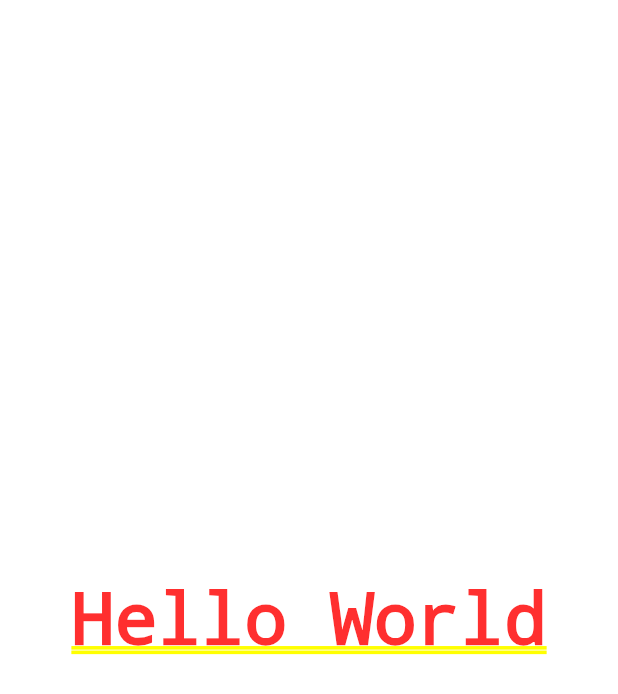
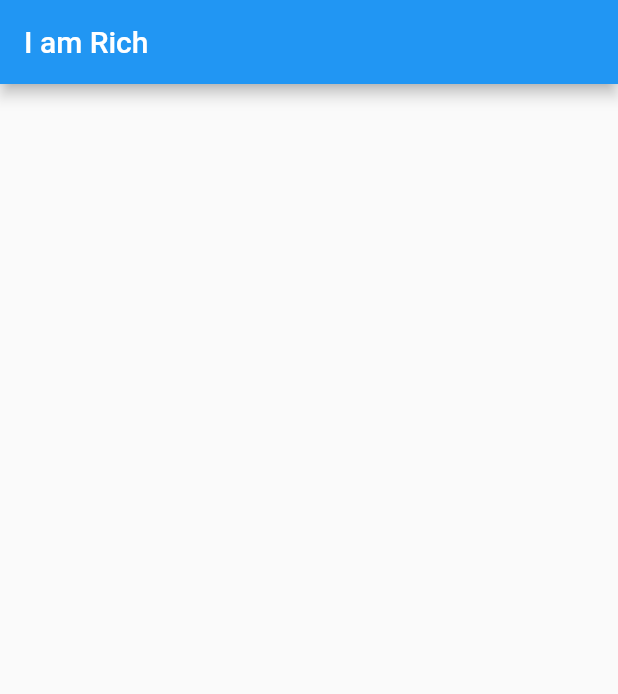
Before and after one commit to iamnotnato/i_am_rich, a Flutter app: the screen it shows after launch, on a phone screen of 412 x 824 dp. Shown: the top 694 px of the screen. Run offline on Flutter 3.47's test engine with Material 2 defaults, Android fonts, the phone set to English and light mode, and no system bars.

Commit message:
Scaffold

```diff
--- a/lib/main.dart
+++ b/lib/main.dart
@@ -3,8 +3,10 @@ import 'package:flutter/material.dart';
 void main() {
   runApp(
     MaterialApp(
-      home : Center(
-        child : Text ('Hello World'),
+      home : Scaffold(
+        appBar: AppBar(
+          title: Text('I am Rich'),
+        ),
       ),
     ),
   );
```
